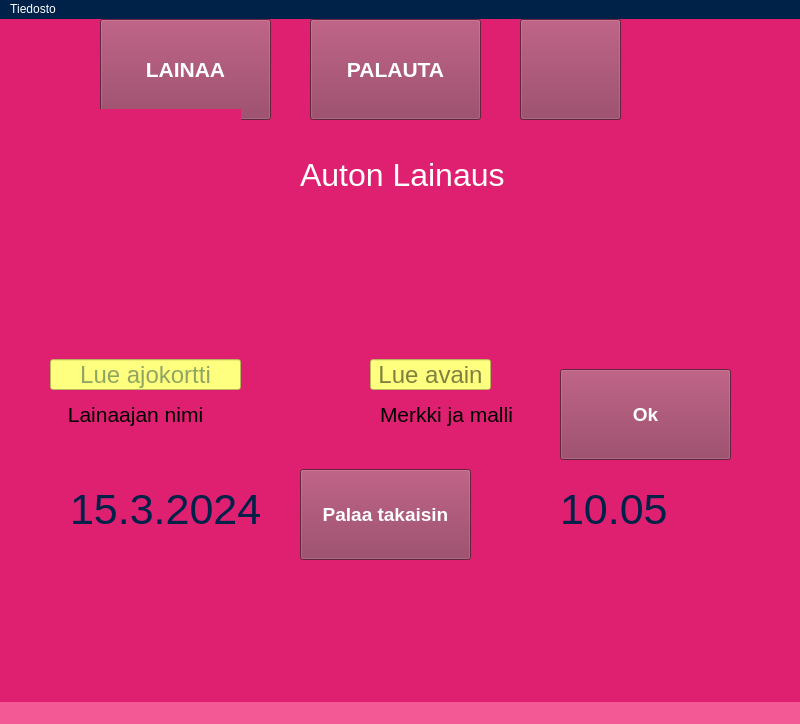
Above: user.ui from Sadiqa-Khawari/Autolainaus before the change. Below: the same form after it.
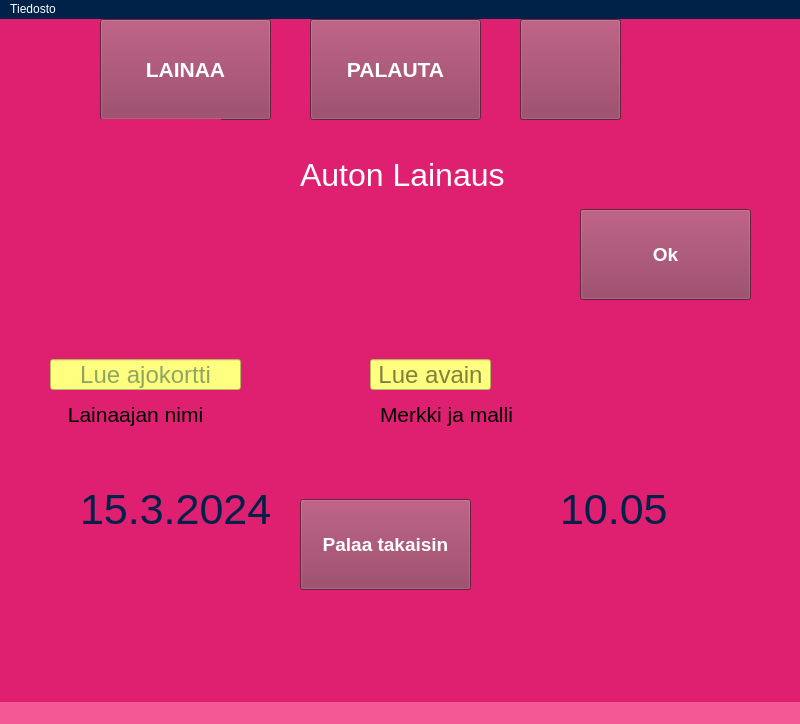
That is the form after the change. Icons and pictures are not drawn.

The edit to the form file:
```diff
--- a/user.ui
+++ b/user.ui
@@ -154,8 +154,8 @@
     </property>
     <property name="geometry">
      <rect>
-      <x>30</x>
-      <y>90</y>
+      <x>10</x>
+      <y>100</y>
       <width>211</width>
       <height>231</height>
      </rect>
@@ -179,7 +179,7 @@
     </property>
     <property name="geometry">
      <rect>
-      <x>70</x>
+      <x>80</x>
       <y>470</y>
       <width>191</width>
       <height>41</height>
@@ -305,7 +305,7 @@
     <property name="geometry">
      <rect>
       <x>300</x>
-      <y>450</y>
+      <y>480</y>
       <width>171</width>
       <height>91</height>
      </rect>
@@ -454,8 +454,8 @@
    <widget class="QPushButton" name="okPushButton">
     <property name="geometry">
      <rect>
-      <x>560</x>
-      <y>350</y>
+      <x>580</x>
+      <y>190</y>
       <width>171</width>
       <height>91</height>
      </rect>
```
Left out of the diff: 28 changed lines with no effect on the pictures.
